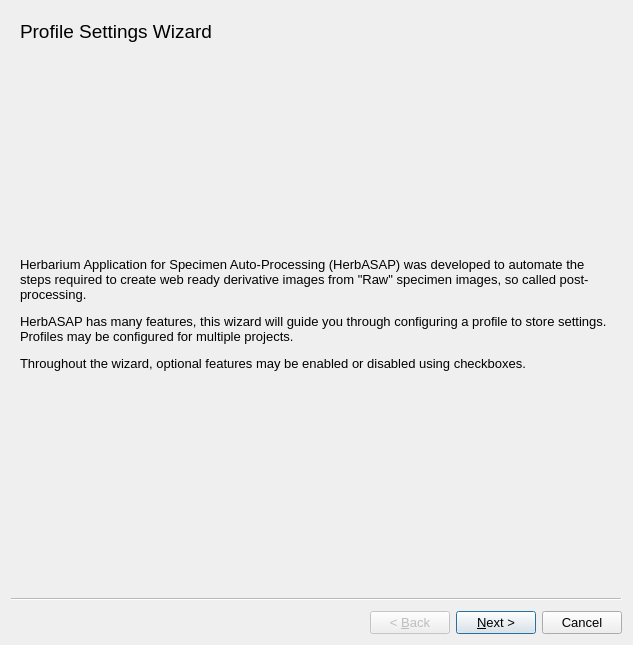
Old version of the form ui/settingsWizardUI.ui in the repository CapPow/HerbASAP.
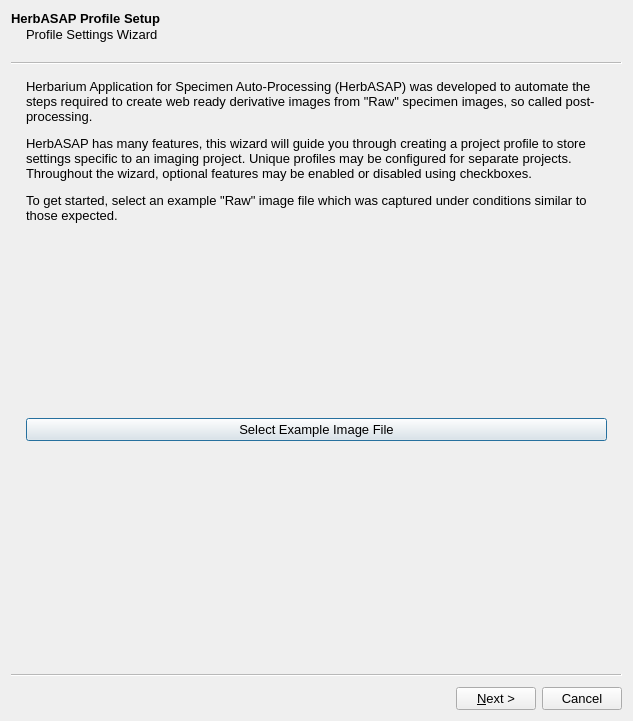
New version of the form.

Commit message: 75% done with feature tests in settingsWizard.

What changed in the file:
```diff
--- a/ui/settingsWizardUI.ui
+++ b/ui/settingsWizardUI.ui
@@ -7,7 +7,7 @@
     <x>0</x>
     <y>0</y>
     <width>633</width>
-    <height>645</height>
+    <height>721</height>
    </rect>
   </property>
   <property name="sizePolicy">
@@ -24,37 +24,24 @@
   <property name="windowTitle">
    <string>HerbASAP profile setup</string>
   </property>
+  <property name="options">
+   <set>QWizard::NoBackButtonOnStartPage</set>
+  </property>
   <widget class="QWizardPage" name="intro_Page">
+   <property name="autoFillBackground">
+    <bool>false</bool>
+   </property>
+   <property name="title">
+    <string>HerbASAP Profile Setup</string>
+   </property>
+   <property name="subTitle">
+    <string>Profile Settings Wizard</string>
+   </property>
    <layout class="QVBoxLayout" name="verticalLayout_7">
-    <item>
-     <widget class="QLabel" name="label_31">
-      <property name="font">
-       <font>
-        <pointsize>14</pointsize>
-       </font>
-      </property>
-      <property name="text">
-       <string>Profile Settings Wizard</string>
-      </property>
-     </widget>
-    </item>
-    <item>
-     <spacer name="verticalSpacer_2">
-      <property name="orientation">
-       <enum>Qt::Vertical</enum>
-      </property>
-      <property name="sizeHint" stdset="0">
-       <size>
-        <width>20</width>
-        <height>40</height>
-       </size>
-      </property>
-     </spacer>
-    </item>
     <item>
      <widget class="QLabel" name="label_32">
       <property name="text">
-       <string>&lt;html&gt;&lt;head/&gt;&lt;body&gt;&lt;p&gt;Herbarium Application for Specimen Auto-Processing (HerbASAP) was developed to automate the steps required to create web ready derivative images from &amp;quot;Raw&amp;quot; specimen images, so called post-processing.&lt;/p&gt;&lt;p&gt;HerbASAP has many features, this wizard will guide you through configuring a profile to store settings. Profiles may be configured for multiple projects.&lt;/p&gt;&lt;p&gt;Throughout the wizard, optional features may be enabled or disabled using checkboxes.&lt;/p&gt;&lt;/body&gt;&lt;/html&gt;</string>
+       <string>&lt;html&gt;&lt;head/&gt;&lt;body&gt;&lt;p&gt;Herbarium Application for Specimen Auto-Processing (HerbASAP) was developed to automate the steps required to create web ready derivative images from &amp;quot;Raw&amp;quot; specimen images, so called post-processing.&lt;/p&gt;&lt;p&gt;HerbASAP has many features, this wizard will guide you through creating a project profile to store settings specific to an imaging project. Unique profiles may be configured for separate projects. Throughout the wizard, optional features may be enabled or disabled using checkboxes.&lt;/p&gt;&lt;p&gt;To get started, select an example &amp;quot;Raw&amp;quot; image file which was captured under conditions similar to those expected.&lt;/p&gt;&lt;/body&gt;&lt;/html&gt;</string>
       </property>
       <property name="wordWrap">
        <bool>true</bool>
@@ -74,6 +61,38 @@
       </property>
      </spacer>
     </item>
+    <item>
+     <widget class="QPushButton" name="pushButton_selectExampleImage">
+      <property name="text">
+       <string>Select Example Image File</string>
+      </property>
+     </widget>
+    </item>
+    <item>
+     <widget class="QLabel" name="label_loadedExampleFile">
+      <property name="font">
+       <font>
+        <pointsize>12</pointsize>
+       </font>
+      </property>
+      <property name="text">
+       <string/>
+      </property>
+     </widget>
+    </item>
+    <item>
+     <spacer name="verticalSpacer_5">
+      <property name="orientation">
+       <enum>Qt::Vertical</enum>
+      </property>
+      <property name="sizeHint" stdset="0">
+       <size>
+        <width>20</width>
+        <height>40</height>
+       </size>
+      </property>
+     </spacer>
+    </item>
    </layout>
   </widget>
   <widget class="QWizardPage" name="path_setup_page">
```
Left out of the diff: 663 changed lines with no effect on the pictures. The commit also changes 3 other files.
